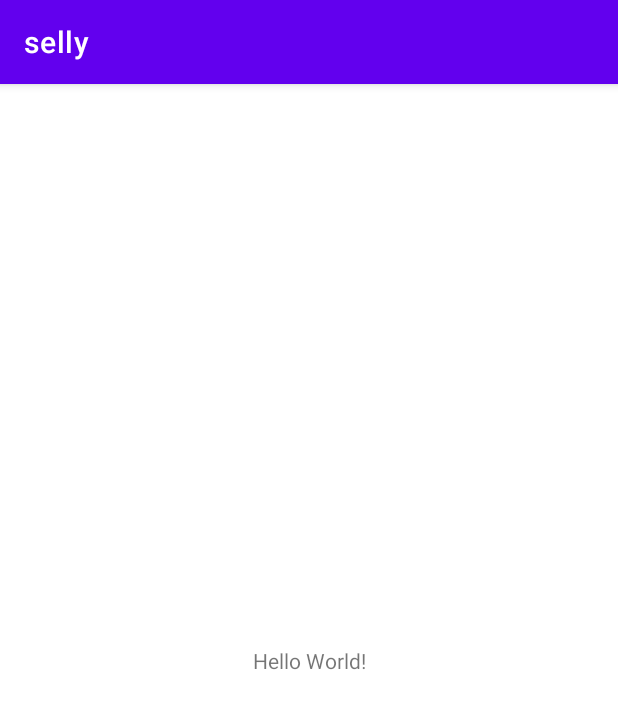
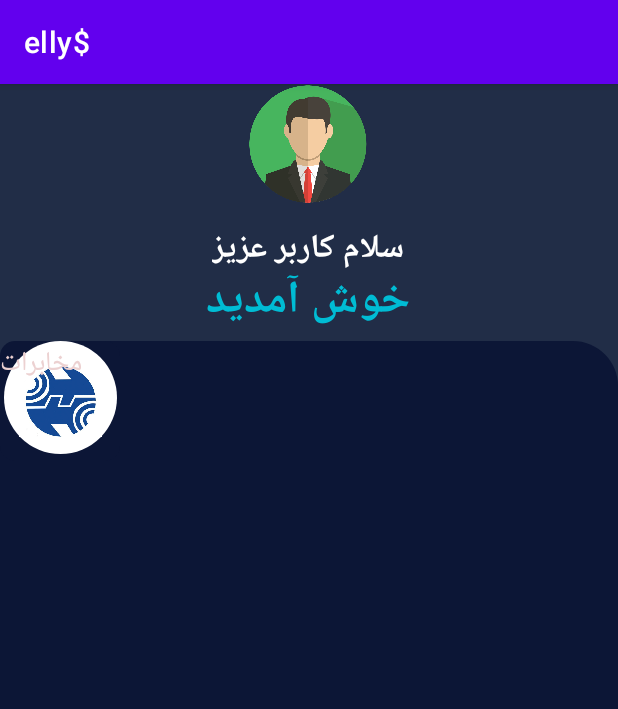
Before and after one commit to honeyva/selly, an Android app: the screen it shows after launch (MainActivity), on a phone screen of 412 x 824 dp. Shown: the top 709 px of the screen. Run offline under Robolectric (Android 15) with nearby library versions, the phone set to English and light mode, and no system bars.

Commit message:
we made splash screen , set the button background and design 40% mainpage

```diff
--- a/app/src/main/AndroidManifest.xml
+++ b/app/src/main/AndroidManifest.xml
@@ -1,29 +1,34 @@
 <?xml version="1.0" encoding="utf-8"?>
 <manifest xmlns:android="http://schemas.android.com/apk/res/android"
-    xmlns:tools="http://schemas.android.com/tools">
+    xmlns:tools="http://schemas.android.com/tools" >
 
     <application
         android:allowBackup="true"
         android:dataExtractionRules="@xml/data_extraction_rules"
         android:fullBackupContent="@xml/backup_rules"
-        android:icon="@mipmap/ic_launcher"
-        android:label="@string/app_name"
+        android:icon="@drawable/logo"
+        android:label="elly$"
         android:roundIcon="@mipmap/ic_launcher_round"
         android:supportsRtl="true"
         android:theme="@style/Theme.Selly"
-        tools:targetApi="31">
+        tools:targetApi="31" >
+        <activity
+            android:name=".first"
+            android:exported="false"
+            android:label="@string/title_activity_first"
+            android:theme="@style/Theme.Selly" />
         <activity
             android:name=".MainActivity"
-            android:exported="true">
+            android:exported="false" />
+        <activity
+            android:name=".splash"
+            android:exported="true"
+            android:theme="@style/Theme.Design.Light.NoActionBar" >
             <intent-filter>
                 <action android:name="android.intent.action.MAIN" />
 
                 <category android:name="android.intent.category.LAUNCHER" />
             </intent-filter>
-
-            <meta-data
-                android:name="android.app.lib_name"
-                android:value="" />
         </activity>
     </application>
 
--- /dev/null
+++ b/app/src/main/java/com/example/selly/splash.java
@@ -0,0 +1,25 @@
+package com.example.selly;
+
+import androidx.appcompat.app.AppCompatActivity;
+
+import android.content.Intent;
+import android.os.Bundle;
+import android.os.Handler;
+
+public class splash extends AppCompatActivity {
+
+    @Override
+    protected void onCreate(Bundle savedInstanceState) {
+        super.onCreate(savedInstanceState);
+        setContentView(R.layout.activity_splash);
+        new Handler().postDelayed(new Runnable() {
+            @Override
+            public void run() {
+                Intent intent = new Intent(splash.this,MainActivity.class);
+                startActivity(intent);
+                finish();
+            }
+        },3000);
+
+    }
+}
--- /dev/null
+++ b/app/src/main/res/drawable/button_background.xml
@@ -0,0 +1,11 @@
+<?xml version="1.0" encoding="utf-8"?>
+<selector xmlns:android="http://schemas.android.com/apk/res/android">
+    <item>
+        <shape android:shape="rectangle">
+            <solid android:color="#0C1636"/>
+            <corners android:topLeftRadius="30dp" android:topRightRadius="30dp"/>
+
+        </shape>
+
+    </item>
+</selector>
--- /dev/null
+++ b/app/src/main/res/drawable/button_ovil.xml
@@ -0,0 +1,5 @@
+<?xml version="1.0" encoding="utf-8"?>
+<shape xmlns:android="http://schemas.android.com/apk/res/android"
+    android:shape="oval">
+    <solid android:color="#FFFFFF"/>
+</shape>
--- /dev/null
+++ b/app/src/main/res/drawable/white_background.xml
@@ -0,0 +1,11 @@
+<?xml version="1.0" encoding="utf-8"?>
+<selector xmlns:android="http://schemas.android.com/apk/res/android">
+    <item>
+        <shape android:shape="rectangle">
+            <corners android:radius="10dp"/>
+            <solid android:color="#0C1636"/>
+
+        </shape>
+
+    </item>
+</selector>
--- a/app/src/main/res/layout/activity_main.xml
+++ b/app/src/main/res/layout/activity_main.xml
@@ -4,15 +4,132 @@
     xmlns:tools="http://schemas.android.com/tools"
     android:layout_width="match_parent"
     android:layout_height="match_parent"
-    tools:context=".MainActivity">
+    android:background="#212D47"
+    tools:context=".MainActivity" >
+
+    <ImageView
+        android:id="@+id/imageView"
+        android:layout_width="80dp"
+        android:layout_height="80dp"
+        app:layout_constraintEnd_toEndOf="parent"
+        app:layout_constraintHorizontal_bias="0.498"
+        app:layout_constraintStart_toStartOf="parent"
+        app:srcCompat="@drawable/tg"
+        tools:ignore="MissingConstraints"
+        tools:layout_editor_absoluteY="19dp" />
 
     <TextView
+        android:id="@+id/textView2"
         android:layout_width="wrap_content"
         android:layout_height="wrap_content"
-        android:text="Hello World!"
+        android:text="سلام کاربر عزیز"
+        android:textColor="#ffffff"
+        android:textSize="22sp"
+        android:textStyle="bold"
+        android:layout_marginTop="12dp"
+        app:layout_constraintEnd_toEndOf="@+id/imageView"
+        app:layout_constraintStart_toStartOf="@+id/imageView"
+        app:layout_constraintTop_toBottomOf="@+id/imageView" />
+
+    <TextView
+        android:id="@+id/textView"
+        android:layout_width="wrap_content"
+        android:layout_height="wrap_content" />
+
+    <TextView
+        android:id="@+id/textView3"
+        android:layout_width="wrap_content"
+        android:layout_height="wrap_content"
+        android:layout_marginTop="40dp"
+        android:text="خوش آمدید"
+        android:textColor="#00BCD4"
+        android:textSize="30sp"
+        android:textStyle="bold"
+        app:layout_constraintEnd_toEndOf="@+id/textView2"
+        app:layout_constraintStart_toStartOf="@+id/textView2"
+        app:layout_constraintTop_toBottomOf="@id/imageView" />
+
+    <androidx.constraintlayout.widget.ConstraintLayout
+        android:layout_width="match_parent"
+        android:layout_height="0dp"
+        android:background="@drawable/button_background"
         app:layout_constraintBottom_toBottomOf="parent"
         app:layout_constraintEnd_toEndOf="parent"
         app:layout_constraintStart_toStartOf="parent"
-        app:layout_constraintTop_toTopOf="parent" />
+        app:layout_constraintTop_toBottomOf="@+id/textView3">
 
+        <TableLayout
+            android:layout_width="match_parent"
+            android:layout_height="match_parent">
+
+            <TableRow
+                android:layout_width="match_parent"
+                android:layout_height="match_parent">
+
+                <TableRow
+                    android:layout_width="match_parent"
+                    android:layout_height="match_parent" />
+
+                <TableRow
+                    android:layout_width="match_parent"
+                    android:layout_height="match_parent" />
+
+                <TableRow
+                    android:layout_width="match_parent"
+                    android:layout_height="match_parent" />
+
+            </TableRow>
+        </TableLayout>
+
+        <LinearLayout
+            android:layout_width="match_parent"
+            android:layout_height="wrap_content"
+            android:orientation="vertical">
+
+            <androidx.constraintlayout.widget.ConstraintLayout
+                android:layout_width="match_parent"
+                android:layout_height="match_parent">
+
+                <ImageView
+                    android:id="@+id/imageView6"
+                    android:layout_width="80dp"
+                    android:layout_height="80dp"
+                    app:srcCompat="@drawable/white_background" />
+
+                <ImageView
+                    android:id="@+id/imageView5"
+                    android:layout_width="75dp"
+                    android:layout_height="75dp"
+                    android:layout_marginEnd="331dp"
+                    android:layout_marginBottom="472dp"
+
+                app:layout_constraintBottom_toBottomOf="parent"
+                app:layout_constraintEnd_toEndOf="parent"
+                app:layout_constraintStart_toStartOf="parent"
+                app:layout_constraintTop_toTopOf="parent"
+                app:srcCompat="@drawable/button_ovil" />
+
+                <ImageView
+                    android:id="@+id/imageView8"
+                    android:layout_width="55dp"
+                    android:layout_height="55dp"
+                    app:layout_constraintBottom_toBottomOf="@+id/imageView6"
+                    app:layout_constraintEnd_toEndOf="@+id/imageView6"
+                    app:layout_constraintStart_toStartOf="parent"
+                    app:layout_constraintTop_toTopOf="@+id/imageView6"
+                    app:srcCompat="@drawable/barg" />
+
+                <TextView
+                    android:id="@+id/textView4"
+                    android:layout_width="wrap_content"
+                    android:layout_height="wrap_content"
+                    android:text="مخابرات"
+                    android:textAlignment="center"
+                    android:textColor="#ECD1D1"
+                    android:textSize="18sp"
+                    tools:layout_editor_absoluteX="15dp"
+                    tools:layout_editor_absoluteY="80dp" />
+            </androidx.constraintlayout.widget.ConstraintLayout>
+        </LinearLayout>
+    </androidx.constraintlayout.widget.ConstraintLayout>
 </androidx.constraintlayout.widget.ConstraintLayout>
--- /dev/null
+++ b/app/src/main/res/layout/activity_splash.xml
@@ -0,0 +1,10 @@
+<?xml version="1.0" encoding="utf-8"?>
+<RelativeLayout xmlns:android="http://schemas.android.com/apk/res/android"
+    xmlns:app="http://schemas.android.com/apk/res-auto"
+    xmlns:tools="http://schemas.android.com/tools"
+    android:layout_width="match_parent"
+    android:layout_height="match_parent"
+    tools:context=".splash"
+    android:background="@drawable/spl">
+
+</RelativeLayout>
```
Also changed, not shown: app/src/main/res/drawable/ab.PNG (added), app/src/main/res/drawable/barg.PNG (added), app/src/main/res/drawable/bime.PNG (added), app/src/main/res/drawable/ff.PNG (added), app/src/main/res/drawable/gas.PNG (added), app/src/main/res/drawable/logo.PNG (added), app/src/main/res/drawable/sim.PNG (added), app/src/main/res/drawable/spl.PNG (added), app/src/main/res/drawable/tg.PNG (added).
